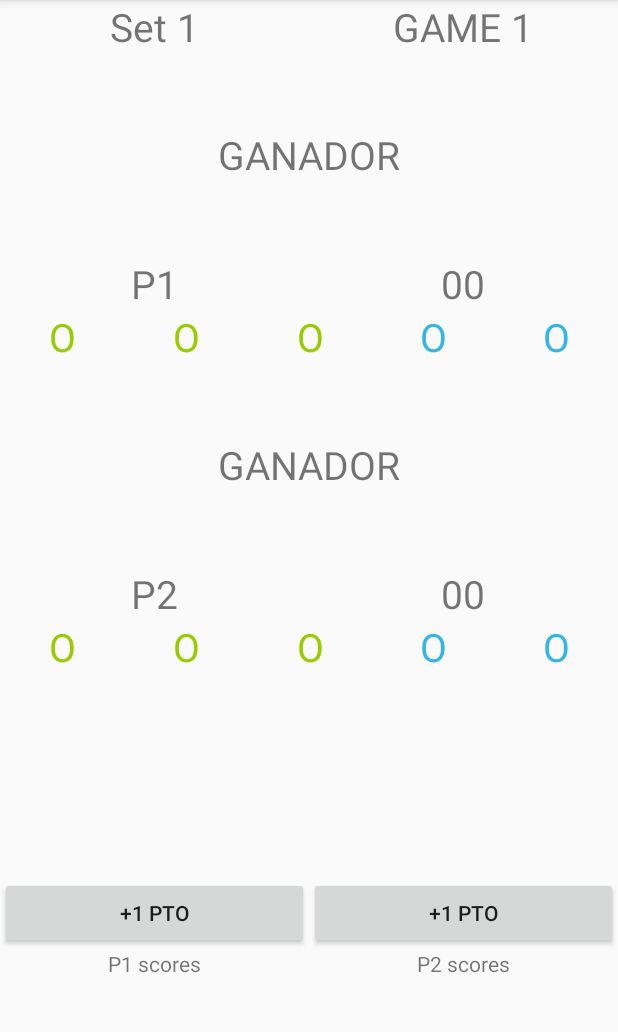
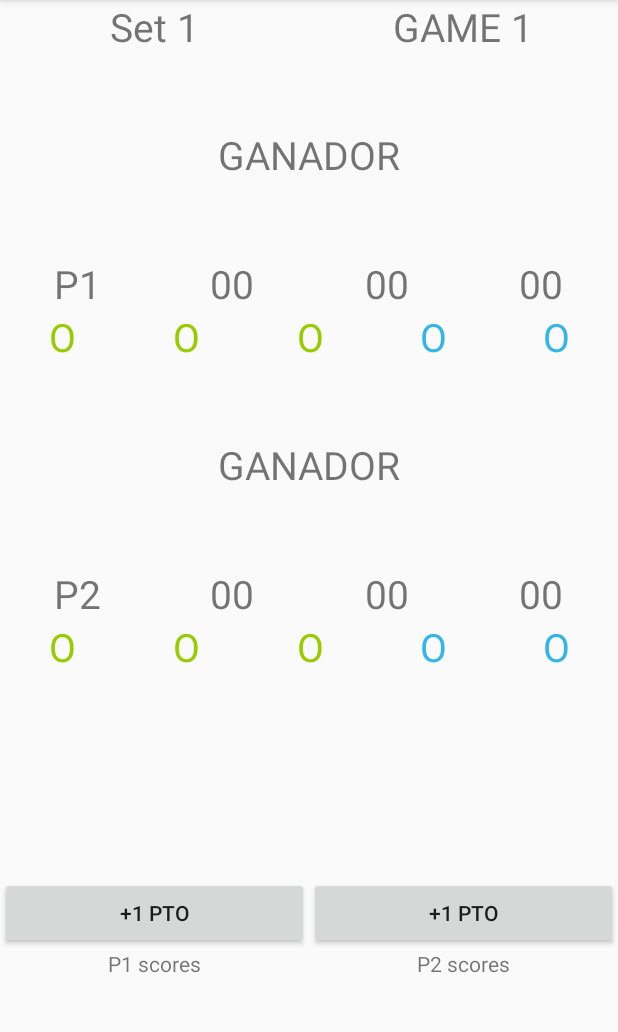
Before and after one commit to samacesar/TennisScore, an Android app: the screen it shows after launch (ScoreActivity), on a phone screen of 412 x 824 dp, the part 84-1116 px from its top. Run offline under Robolectric (Android 15) with nearby library versions, the phone set to English and light mode, and no system bars.

```diff
--- a/app/src/main/res/layout/activity_score.xml
+++ b/app/src/main/res/layout/activity_score.xml
@@ -19,6 +19,7 @@
             android:layout_weight="1">
 
             <TextView
+                android:id="@+id/nSet"
                 android:layout_width="match_parent"
                 android:layout_height="wrap_content"
                 android:layout_weight="1"
@@ -36,6 +37,7 @@
             android:layout_weight="1">
 
             <TextView
+                android:id="@+id/nGame"
                 android:layout_width="match_parent"
                 android:layout_height="wrap_content"
                 android:layout_weight="1"
@@ -72,6 +74,23 @@
             android:gravity="center"
             android:text="P1"
             android:textSize="26dp" />
+        <TextView
+            android:id="@+id/SetsA"
+            android:layout_width="match_parent"
+            android:layout_height="wrap_content"
+            android:layout_weight="1"
+            android:gravity="center"
+            android:text="00"
+            android:textSize="26dp" />
+
+        <TextView
+            android:id="@+id/gamesA"
+            android:layout_width="match_parent"
+            android:layout_height="wrap_content"
+            android:layout_weight="1"
+            android:gravity="center"
+            android:text="00"
+            android:textSize="26dp" />
 
         <TextView
             android:id="@+id/puntosA"
@@ -82,6 +101,8 @@
             android:gravity="center"
             android:text="00"
             android:textSize="26dp" />
+
+
     </LinearLayout>
 
     <LinearLayout
@@ -166,6 +187,24 @@
             android:layout_weight="1"
             android:gravity="center"
             android:text="P2"
+            android:textSize="26dp" />
+
+        <TextView
+            android:id="@+id/SetsB"
+            android:layout_width="match_parent"
+            android:layout_height="wrap_content"
+            android:layout_weight="1"
+            android:gravity="center"
+            android:text="00"
+            android:textSize="26dp" />
+
+        <TextView
+            android:id="@+id/gamesB"
+            android:layout_width="match_parent"
+            android:layout_height="wrap_content"
+            android:layout_weight="1"
+            android:gravity="center"
+            android:text="00"
             android:textSize="26dp" />
 
         <TextView
```
Also changed, not shown: app/src/main/java/com/example/sama/tennisscore/ScoreActivity.java (+68 -5 lines).
